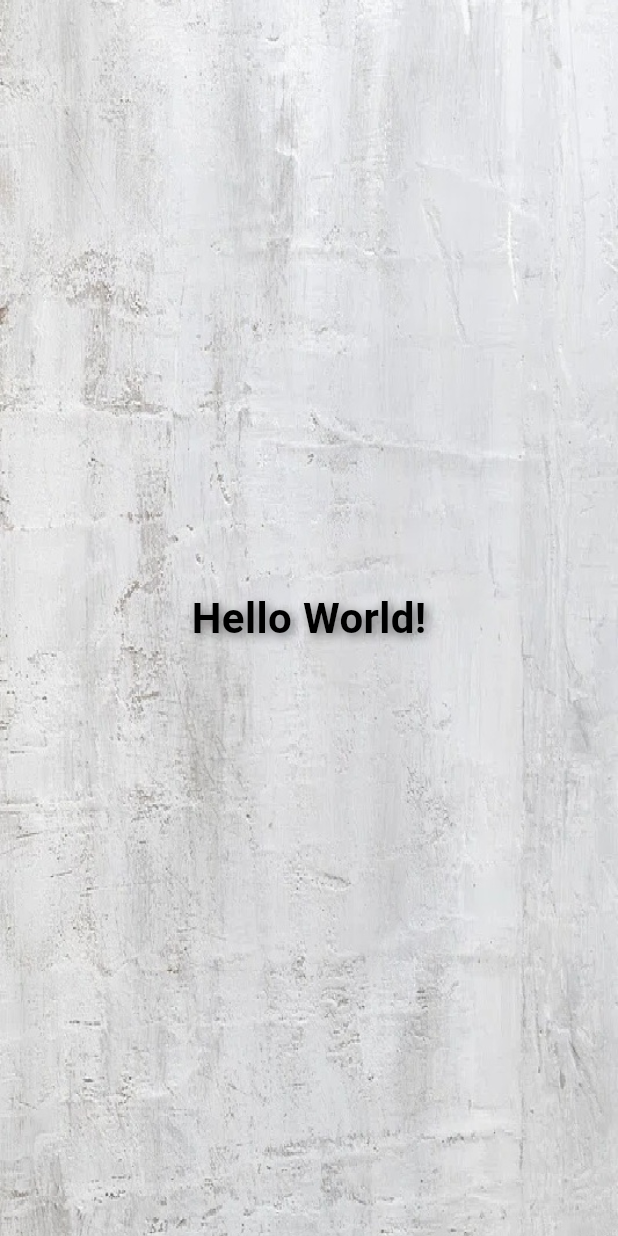
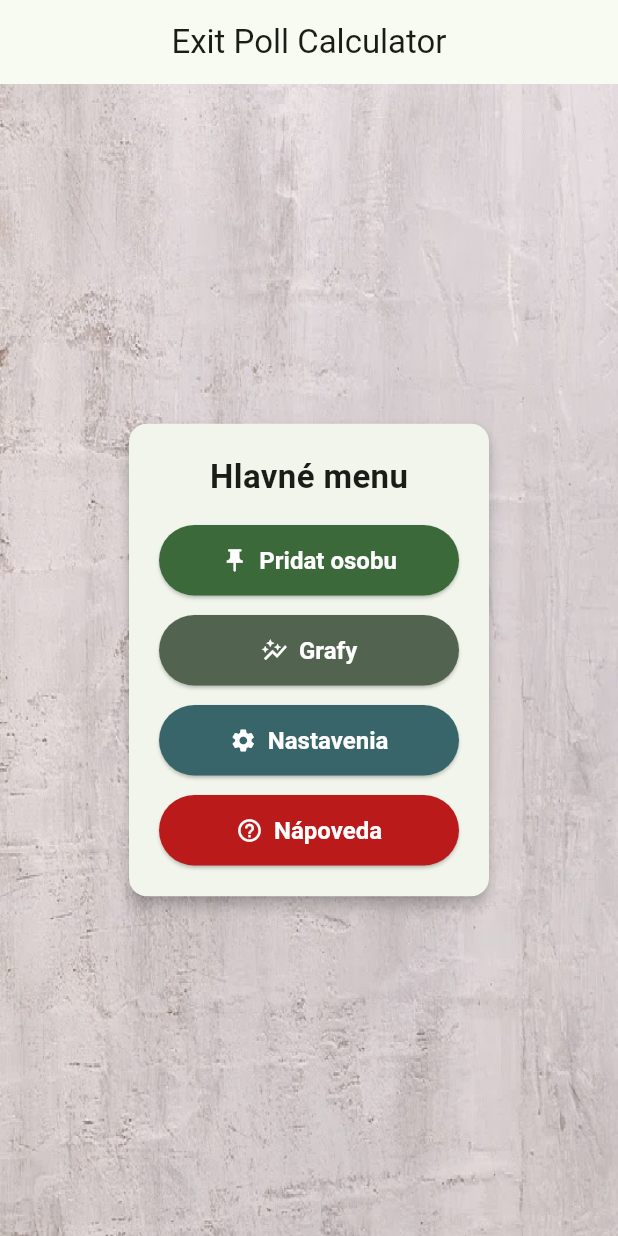
Before and after one commit to S4B4T0N/ExpitPollRequest, a Flutter app: the screen it shows after launch, on a phone screen of 412 x 824 dp. Run offline on Flutter 3.47's test engine with Material 3 defaults, Android fonts, the phone set to English and light mode, and no system bars.

Commit message:
pridanie menu(zakladneho)

```diff
--- a/lib/main.dart
+++ b/lib/main.dart
@@ -8,33 +8,132 @@ class MainApp extends StatelessWidget {
   @override
   Widget build(BuildContext context) {
     return MaterialApp(
-      debugShowCheckedModeBanner: false, // vypne banner vpravo hore
-      home: Scaffold(
+      debugShowCheckedModeBanner: false,
+      theme: ThemeData(
+        useMaterial3: true,
+        colorSchemeSeed: const Color(0xFF2E7D32), // zelená – „data/vox“
+        brightness: Brightness.light,
+      ),
+      darkTheme: ThemeData(
+        useMaterial3: true,
+        colorSchemeSeed: const Color(0xFF2E7D32),
+        brightness: Brightness.dark,
+      ),
+      themeMode: ThemeMode.system,
+      home: const HomeScreen(),
+    );
+  }
+}
+
+class HomeScreen extends StatelessWidget {
+  const HomeScreen({super.key});
+
+  @override
+  Widget build(BuildContext context) {
+    final cs = Theme.of(context).colorScheme;
+
+    return Scaffold(
+      appBar: AppBar(
+        title: const Text('Exit Poll Calculator'),
+        centerTitle: true,
+      ),
       body: Stack(
-          fit: StackFit.expand, // natiahne pozadie na celú obrazovku
+        fit: StackFit.expand,
         children: [
-            // 🔹 Pozadie z assetu
           Image.asset('assets/pozadie/pozadie.jpg', fit: BoxFit.cover),
-
-            // 🔹 Text v strede obrazovky
-            const Center(
-              child: Text(
-                'Hello World!',
+          // jemný overlay pre čitateľnosť
+          Container(
+            color: const Color.fromARGB(255, 175, 95, 95).withOpacity(0.12),
+          ),
+          Center(
+            child: ConstrainedBox(
+              constraints: const BoxConstraints(maxWidth: 480),
+              child: Card(
+                elevation: 4,
+                clipBehavior: Clip.antiAlias,
+                child: Padding(
+                  padding: const EdgeInsets.all(20),
+                  child: Column(
+                    mainAxisSize: MainAxisSize.min,
+                    children: [
+                      const Text(
+                        'Hlavné menu',
                         style: TextStyle(
-                  color: Color.fromARGB(255, 0, 0, 0),
-                  fontSize: 28,
-                  fontWeight: FontWeight.bold,
-                  shadows: [
-                    Shadow(
-                      blurRadius: 8,
-                      color: Colors.black54,
-                      offset: Offset(2, 2),
+                          fontSize: 22,
+                          fontWeight: FontWeight.w700,
+                        ),
+                      ),
+                      const SizedBox(height: 16),
+                      // Wrap = responzívne rozloženie (2×2 na menších)
+                      Wrap(
+                        alignment: WrapAlignment.center,
+                        spacing: 12,
+                        runSpacing: 12,
+                        children: [
+                          _MenuButton(
+                            icon: Icons.push_pin,
+                            label: 'Pridat osobu',
+                            onTap: () {},
+                            color: cs.primary,
+                          ),
+                          _MenuButton(
+                            icon: Icons.auto_graph,
+                            label: 'Grafy',
+                            onTap: () {},
+                            color: cs.secondary,
+                          ),
+                          _MenuButton(
+                            icon: Icons.settings,
+                            label: 'Nastavenia',
+                            onTap: () {},
+                            color: cs.tertiary,
+                          ),
+                          _MenuButton(
+                            icon: Icons.help_outline,
+                            label: 'Nápoveda',
+                            onTap: () {},
+                            color: cs.error,
+                          ),
+                        ],
                       ),
                     ],
                   ),
                 ),
               ),
+            ),
+          ),
         ],
+      ),
+    );
+  }
+}
+
+class _MenuButton extends StatelessWidget {
+  const _MenuButton({
+    required this.icon,
+    required this.label,
+    required this.onTap,
+    required this.color,
+  });
+
+  final IconData icon;
+  final String label;
+  final VoidCallback onTap;
+  final Color color;
+
+  @override
+  Widget build(BuildContext context) {
+    return SizedBox(
+      width: 200,
+      child: ElevatedButton.icon(
+        onPressed: onTap,
+        icon: Icon(icon),
+        label: Text(label),
+        style: ElevatedButton.styleFrom(
+          padding: const EdgeInsets.symmetric(vertical: 14, horizontal: 16),
+          textStyle: const TextStyle(fontSize: 16, fontWeight: FontWeight.w600),
+          foregroundColor: Colors.white,
+          backgroundColor: color,
         ),
       ),
     );
```
Lines whose indentation alone changed are shown as unchanged.
